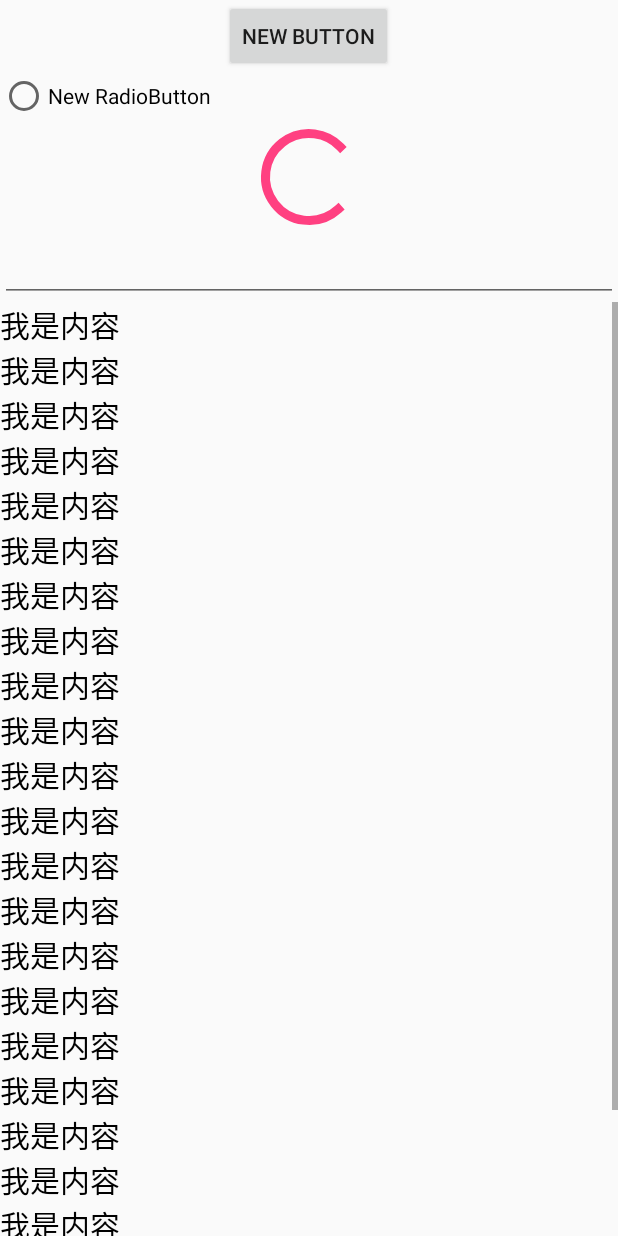
After one commit to ADeveloperH/MyViewGroup, an Android app: the layout view_layout.xml on its own in the app's theme, with its tools: preview values and no code run, on a phone screen of 412 x 824 dp. The commit adds this screen. Run offline under Robolectric (Android 15) with nearby library versions, the phone set to English and light mode, and no system bars.

Commit message:
解决了不能左右滑动的bug，触摸事件被listview获取的到了

```diff
--- a/app/build.gradle
+++ b/app/build.gradle
@@ -1,9 +1,8 @@
 apply plugin: 'com.android.application'
 
 android {
-    compileSdkVersion 23
+    compileSdkVersion 10
     buildToolsVersion "23.0.2"
-
     defaultConfig {
         applicationId "project.hjking.cn.myviewgroup"
         minSdkVersion 10
@@ -17,6 +16,8 @@ android {
             proguardFiles getDefaultProguardFile('proguard-android.txt'), 'proguard-rules.pro'
         }
     }
+    productFlavors {
+    }
 }
 
 dependencies {
--- a/app/src/main/java/project/hjking/cn/myviewgroup/MyScrollowView.java
+++ b/app/src/main/java/project/hjking/cn/myviewgroup/MyScrollowView.java
@@ -68,6 +68,37 @@ public class MyScrollowView extends ViewGroup {
     }
 
 
+    /**
+     * 测量的大小，与真实大小的区别
+     * 测量的大小 是view自身通过onMesaure方法，计算的自身想要的大小
+     * 真实大小 是父view指定大小，系统的控件在指定子view大小的时候，会参考子veiw的测量大小来指定
+     * 只有当view.layout方法执行以后，该view才有真实的大小。
+     */
+
+    @Override
+    /**
+     * 系统测量当前控件时，调用此方法,
+     * 如果当前控件，只是一个普通的view，只要测量自身的大小就可以了
+     * 但，如果当前控件是一个viewGroup的话，除了测量自身大小外，
+     * 还必须测量ViewGropu子view 的大小。
+     */
+    protected void onMeasure(int widthMeasureSpec, int heightMeasureSpec) {
+        super.onMeasure(widthMeasureSpec, heightMeasureSpec);
+
+        System.out.println("widthMeasureSpec::"+widthMeasureSpec);
+
+        int mode = MeasureSpec.getMode(widthMeasureSpec);
+        int size = MeasureSpec.getSize(widthMeasureSpec);
+        System.out.println("mode:"+mode);
+        System.out.println("size:"+size);
+
+
+        for (int i = 0; i < getChildCount(); i++) {
+            //测量子控件的大小
+            getChildAt(i).measure(widthMeasureSpec,heightMeasureSpec);
+        }
+    }
+
     @Override
     /**
      *
@@ -89,6 +120,58 @@ public class MyScrollowView extends ViewGroup {
         }
     }
 
+
+    @Override
+    public boolean dispatchTouchEvent(MotionEvent ev) {
+        return super.dispatchTouchEvent(ev);
+    }
+
+    private int downInterX;
+    private int downInterY;
+    @Override
+    /**
+     * 当需要中断事件时，处理此方法
+     * 返回false 意思为不中断，按正常处理.事件会一层一层的向下传递给子View
+     * 返回 true 意思是中断，由本控件处理。
+     */
+    public boolean onInterceptTouchEvent(MotionEvent ev) {
+        boolean isIntercept = false;
+        // 目的：让listView即能上下滑动，也能水平滑动切换页面
+        // 思路：当listView上下滑动时，返回 false 不中断，按默认处理
+        // 当在listView中水平滑动时，返回true ，中断事件，由本控件处理
+        switch (ev.getAction()) {
+            case MotionEvent.ACTION_DOWN:
+                downInterX = (int) ev.getX();
+                downInterY = (int) ev.getY();
+
+                /**
+                 * 解决listView 水平滑动跳跃的BUG，就是把down事件，传递给需要的值
+                 * 否则，MyScrollowView收到的第一个事件会是move事件，因为down事件会向下传递给listview由
+                 * listview消费了。同时gestureDetector里面也没有收到down事件
+                 *
+                 */
+                downX = (int) ev.getX();
+                gestureDetector.onTouchEvent(ev);
+                break;
+            case MotionEvent.ACTION_MOVE:
+                if(Math.abs(ev.getX() - downInterX) > Math.abs(ev.getY() - downInterY)){
+                    if(Math.abs(ev.getX() - downInterX) > 15){
+                        //当有一定的唯一了才给他判定为是水平的滑动事件
+                        isIntercept = true;
+                    }else{
+                        //否则就不中断事件的传递
+                        gestureDetector.onTouchEvent(ev);
+                    }
+                }else{
+                    isIntercept = false;
+                }
+                break;
+            case  MotionEvent.ACTION_POINTER_UP:
+                break;
+
+        }
+        return isIntercept;
+    }
 
     private int downX;//按下时x轴的坐标
     @Override
@@ -148,6 +231,7 @@ public class MyScrollowView extends ViewGroup {
             currentIndex = getChildCount() - 1;
         }
 
+        this.currentIndex = currentIndex;
         /**
          *
          * 当要改变页面是调用回调方法。触发页面改变的监听
--- a/app/src/main/java/project/hjking/cn/myviewgroup/MyScrollowViewActivity.java
+++ b/app/src/main/java/project/hjking/cn/myviewgroup/MyScrollowViewActivity.java
@@ -2,7 +2,9 @@ package project.hjking.cn.myviewgroup;
 
 import android.app.Activity;
 import android.os.Bundle;
+import android.view.View;
 import android.widget.ImageView;
+import android.widget.LinearLayout;
 import android.widget.RadioButton;
 import android.widget.RadioGroup;
 
@@ -36,6 +38,11 @@ public class MyScrollowViewActivity extends Activity {
             //将图片添加至自定义的view中去
             msv.addView(imageView);
         }
+
+
+        LinearLayout llView = (LinearLayout) View.inflate(this, R.layout.view_layout, null);
+        msv.addView(llView,3);
+
 
         //添加RadioButton
         for (int i = 0; i < msv.getChildCount(); i++) {
--- a/app/src/main/res/layout/activity_myscrollowview.xml
+++ b/app/src/main/res/layout/activity_myscrollowview.xml
@@ -2,6 +2,7 @@
 <LinearLayout xmlns:android="http://schemas.android.com/apk/res/android"
     android:layout_width="match_parent"
     android:layout_height="match_parent"
+    android:background="#aaa"
     android:orientation="vertical">
 
     <RadioGroup
--- /dev/null
+++ b/app/src/main/res/layout/view_layout.xml
@@ -0,0 +1,213 @@
+<?xml version="1.0" encoding="utf-8"?>
+<LinearLayout xmlns:android="http://schemas.android.com/apk/res/android"
+    android:layout_width="match_parent"
+    android:layout_height="match_parent"
+    android:focusable="true"
+    android:focusableInTouchMode="true"
+    android:orientation="vertical">
+
+    <Button
+        android:id="@+id/button"
+        android:layout_width="wrap_content"
+        android:layout_height="wrap_content"
+        android:layout_gravity="center_horizontal"
+        android:text="New Button" />
+
+    <RadioButton
+        android:id="@+id/radioButton"
+        android:layout_width="wrap_content"
+        android:layout_height="wrap_content"
+        android:text="New RadioButton" />
+
+    <ProgressBar
+        android:id="@+id/progressBar"
+        style="?android:attr/progressBarStyleLarge"
+        android:layout_width="wrap_content"
+        android:layout_height="wrap_content"
+        android:layout_gravity="center_horizontal" />
+
+    <EditText
+        android:id="@+id/editText"
+        android:layout_width="match_parent"
+        android:layout_height="wrap_content"
+        android:layout_gravity="center_horizontal" />
+
+    <ScrollView
+        android:layout_width="match_parent"
+        android:layout_height="match_parent">
+
+        <LinearLayout
+            android:layout_width="match_parent"
+            android:layout_height="wrap_content"
+            android:orientation="vertical">
+
+            <TextView
+                android:layout_width="match_parent"
+                android:layout_height="wrap_content"
+                android:text="我是内容"
+                android:textColor="#000"
+                android:textSize="20sp" />
+
+            <TextView
+                android:layout_width="match_parent"
+                android:layout_height="wrap_content"
+                android:text="我是内容"
+                android:textColor="#000"
+                android:textSize="20sp" />
+
+            <TextView
+                android:layout_width="match_parent"
+                android:layout_height="wrap_content"
+                android:text="我是内容"
+                android:textColor="#000"
+                android:textSize="20sp" />
+
+            <TextView
+                android:layout_width="match_parent"
+                android:layout_height="wrap_content"
+                android:text="我是内容"
+                android:textColor="#000"
+                android:textSize="20sp" />
+
+            <TextView
+                android:layout_width="match_parent"
+                android:layout_height="wrap_content"
+                android:text="我是内容"
+                android:textColor="#000"
+                android:textSize="20sp" />
+
+            <TextView
+                android:layout_width="match_parent"
+                android:layout_height="wrap_content"
+                android:text="我是内容"
+                android:textColor="#000"
+                android:textSize="20sp" />
+
+            <TextView
+                android:layout_width="match_parent"
+                android:layout_height="wrap_content"
+                android:text="我是内容"
+                android:textColor="#000"
+                android:textSize="20sp" />
+
+            <TextView
+                android:layout_width="match_parent"
+                android:layout_height="wrap_content"
+                android:text="我是内容"
+                android:textColor="#000"
+                android:textSize="20sp" />
+
+            <TextView
+                android:layout_width="match_parent"
+                android:layout_height="wrap_content"
+                android:text="我是内容"
+                android:textColor="#000"
+                android:textSize="20sp" />
+
+            <TextView
+                android:layout_width="match_parent"
+                android:layout_height="wrap_content"
+                android:text="我是内容"
+                android:textColor="#000"
+                android:textSize="20sp" />
+
+            <TextView
+                android:layout_width="match_parent"
+                android:layout_height="wrap_content"
+                android:text="我是内容"
+                android:textColor="#000"
+                android:textSize="20sp" />
+
+            <TextView
+                android:layout_width="match_parent"
+                android:layout_height="wrap_content"
+                android:text="我是内容"
+                android:textColor="#000"
+                android:textSize="20sp" />
+
+            <TextView
+                android:layout_width="match_parent"
+                android:layout_height="wrap_content"
+                android:text="我是内容"
+                android:textColor="#000"
+                android:textSize="20sp" />
+
+            <TextView
+                android:layout_width="match_parent"
+                android:layout_height="wrap_content"
+                android:text="我是内容"
+                android:textColor="#000"
+                android:textSize="20sp" />
+
+            <TextView
+                android:layout_width="match_parent"
+                android:layout_height="wrap_content"
+                android:text="我是内容"
+                android:textColor="#000"
+                android:textSize="20sp" />
+
+            <TextView
+                android:layout_width="match_parent"
+                android:layout_height="wrap_content"
+                android:text="我是内容"
+                android:textColor="#000"
+                android:textSize="20sp" />
+
+            <TextView
+                android:layout_width="match_parent"
+                android:layout_height="wrap_content"
+                android:text="我是内容"
+                android:textColor="#000"
+                android:textSize="20sp" />
+
+            <TextView
+                android:layout_width="match_parent"
+                android:layout_height="wrap_content"
+                android:text="我是内容"
+                android:textColor="#000"
+                android:textSize="20sp" />
+
+            <TextView
+                android:layout_width="match_parent"
+                android:layout_height="wrap_content"
+                android:text="我是内容"
+                android:textColor="#000"
+                android:textSize="20sp" />
+
+            <TextView
+                android:layout_width="match_parent"
+                android:layout_height="wrap_content"
+                android:text="我是内容"
+                android:textColor="#000"
+                android:textSize="20sp" />
+
+            <TextView
+                android:layout_width="match_parent"
+                android:layout_height="wrap_content"
+                android:text="我是内容"
+                android:textColor="#000"
+                android:textSize="20sp" />
+
+            <TextView
+                android:layout_width="match_parent"
+                android:layout_height="wrap_content"
+                android:text="我是内容"
+                android:textColor="#000"
+                android:textSize="20sp" />
+
+            <TextView
+                android:layout_width="match_parent"
+                android:layout_height="wrap_content"
+                android:text="我是内容"
+                android:textColor="#000"
+                android:textSize="20sp" />
+
+            <TextView
+                android:layout_width="match_parent"
+                android:layout_height="wrap_content"
+                android:text="我是内容"
+                android:textColor="#000"
+                android:textSize="20sp" />
+        </LinearLayout>
+    </ScrollView>
+</LinearLayout>
```
